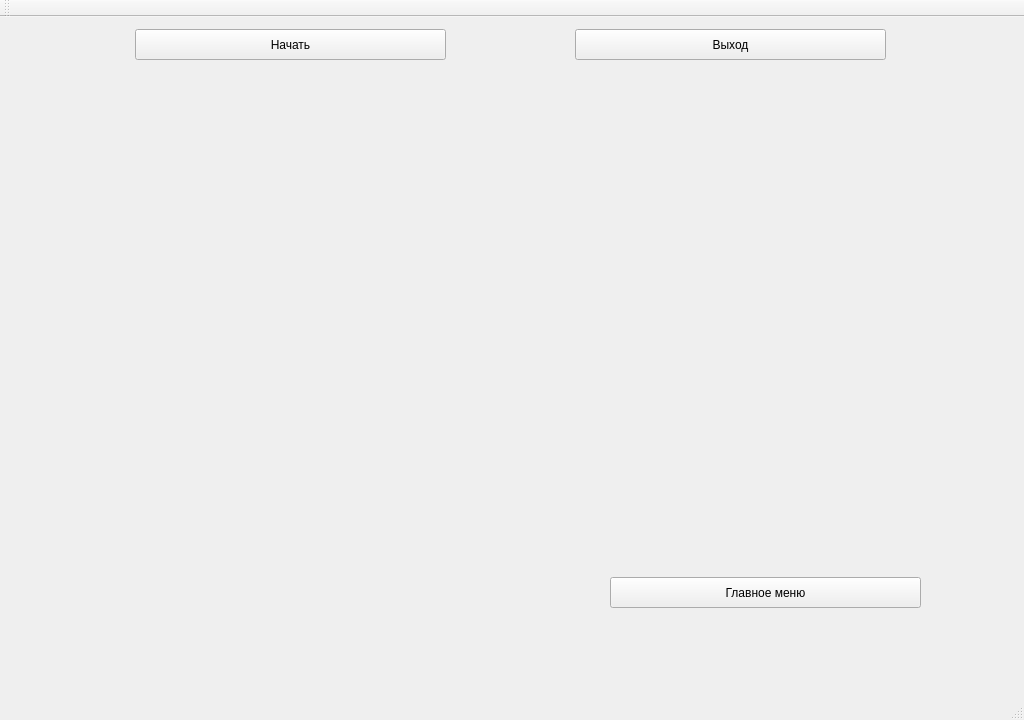
Rishat22/Prodvigaemsy, file mainwindow.ui: the form before one commit.
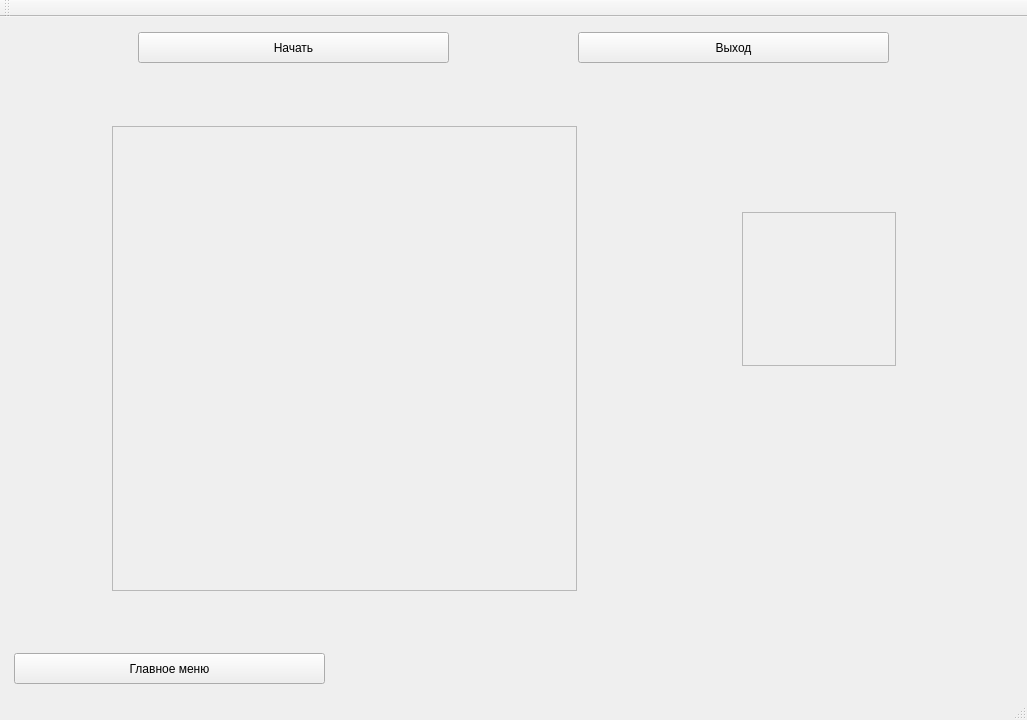
The form after the commit. Custom widgets are drawn as their Qt base class.

```diff
--- a/mainwindow.ui
+++ b/mainwindow.ui
@@ -6,7 +6,7 @@
    <rect>
     <x>0</x>
     <y>0</y>
-    <width>1024</width>
+    <width>1027</width>
     <height>720</height>
    </rect>
   </property>
@@ -14,15 +14,21 @@
    <string>MainWindow</string>
   </property>
   <widget class="QWidget" name="centralWidget">
+   <layout class="QVBoxLayout" name="verticalLayout" stretch="1,20,1">
+    <property name="leftMargin">
+     <number>3</number>
+    </property>
+    <property name="topMargin">
+     <number>3</number>
+    </property>
+    <property name="rightMargin">
+     <number>3</number>
+    </property>
+    <property name="bottomMargin">
+     <number>3</number>
+    </property>
+    <item>
    <widget class="QWidget" name="slidingMenu" native="true">
-    <property name="geometry">
-     <rect>
-      <x>0</x>
-      <y>0</y>
-      <width>1021</width>
-      <height>55</height>
-     </rect>
-    </property>
     <property name="minimumSize">
      <size>
       <width>1021</width>
@@ -113,15 +119,82 @@
      </item>
     </layout>
    </widget>
+    </item>
+    <item>
+     <widget class="QWidget" name="widget" native="true">
+      <layout class="QHBoxLayout" name="horizontalLayout_3" stretch="2,1">
+       <item>
+        <widget class="QWidget" name="widget_2" native="true">
+         <layout class="QHBoxLayout" name="horizontalLayout_4">
+          <item>
+           <widget class="Inventory" name="inventory">
+            <property name="enabled">
+             <bool>false</bool>
+            </property>
+            <property name="minimumSize">
+             <size>
+              <width>465</width>
+              <height>465</height>
+             </size>
+            </property>
+            <property name="maximumSize">
+             <size>
+              <width>465</width>
+              <height>465</height>
+             </size>
+            </property>
+           </widget>
+          </item>
+         </layout>
+        </widget>
+       </item>
+       <item>
+        <widget class="QWidget" name="widget_3" native="true">
+         <widget class="QWidget" name="widget_5" native="true">
+          <property name="geometry">
+           <rect>
+            <x>60</x>
+            <y>120</y>
+            <width>155</width>
+            <height>155</height>
+           </rect>
+          </property>
+          <widget class="Apples" name="apples">
+           <property name="enabled">
+            <bool>false</bool>
+           </property>
+           <property name="geometry">
+            <rect>
+             <x>0</x>
+             <y>0</y>
+             <width>154</width>
+             <height>154</height>
+            </rect>
+           </property>
+           <property name="minimumSize">
+            <size>
+             <width>154</width>
+             <height>154</height>
+            </size>
+           </property>
+           <property name="maximumSize">
+            <size>
+             <width>154</width>
+             <height>154</height>
+            </size>
+           </property>
+          </widget>
+         </widget>
+        </widget>
+       </item>
+      </layout>
+     </widget>
+    </item>
+    <item>
+     <widget class="QWidget" name="widget_4" native="true">
+      <layout class="QVBoxLayout" name="verticalLayout_2">
+       <item>
    <widget class="QPushButton" name="outSlidingMenu">
-    <property name="geometry">
-     <rect>
-      <x>610</x>
-      <y>560</y>
-      <width>311</width>
-      <height>31</height>
-     </rect>
-    </property>
     <property name="sizePolicy">
      <sizepolicy hsizetype="Fixed" vsizetype="Fixed">
       <horstretch>0</horstretch>
@@ -138,6 +211,11 @@
      <string>Главное меню</string>
     </property>
    </widget>
+       </item>
+      </layout>
+     </widget>
+    </item>
+   </layout>
   </widget>
   <widget class="QMenuBar" name="menuBar">
    <property name="geometry">
@@ -160,6 +238,18 @@
   <widget class="QStatusBar" name="statusBar"/>
  </widget>
  <layoutdefault spacing="6" margin="11"/>
+ <customwidgets>
+  <customwidget>
+   <class>Inventory</class>
+   <extends>QTableWidget</extends>
+   <header>inventory.h</header>
+  </customwidget>
+  <customwidget>
+   <class>Apples</class>
+   <extends>QTableWidget</extends>
+   <header>apples.h</header>
+  </customwidget>
+ </customwidgets>
  <resources/>
  <connections/>
 </ui>
```
Left out of the diff: 2 changed lines with no effect on the pictures. Lines whose indentation alone changed are shown as unchanged.
